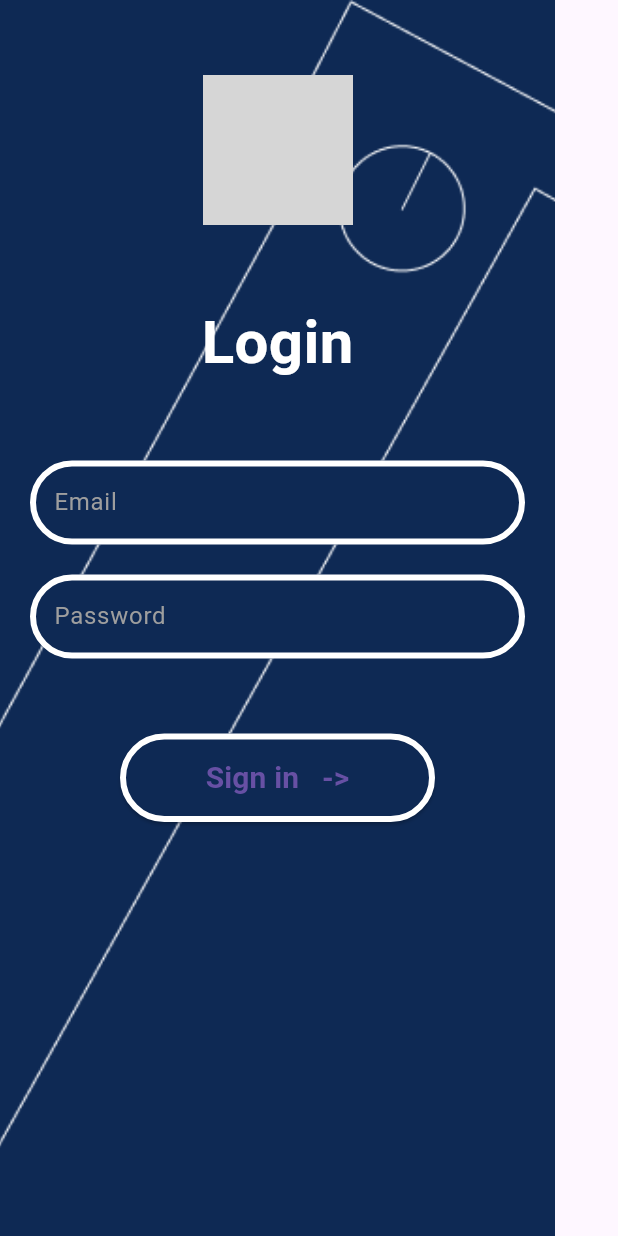
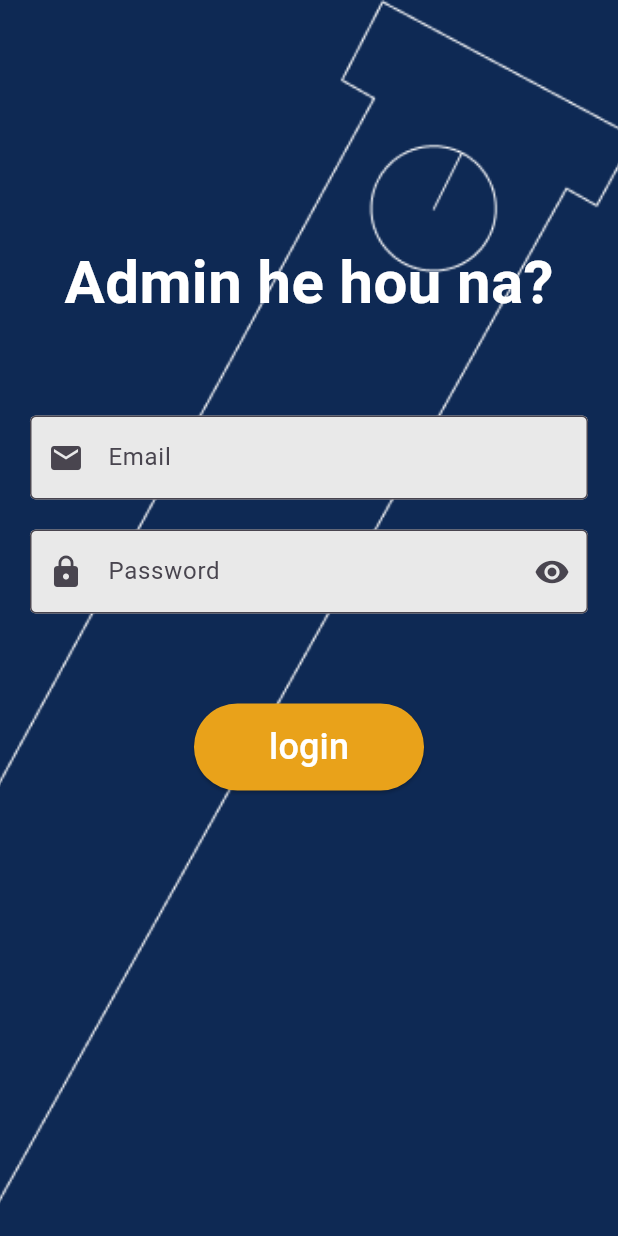
Before and after one commit to mujtabafromthedarkside/Time-Table-App, a Flutter app: the Login screen opened directly, on a phone screen of 412 x 824 dp. Run offline on Flutter 3.47's test engine with Material 3 defaults, Android fonts, the phone set to English and light mode, and no system bars; our stand-ins replace flutter_colorpicker; grey boxes are pictures that could not be loaded.

Commit message:
Added login button, made the login page better, added sidebar

```diff
--- a/lib/screens/LandingPage.dart
+++ b/lib/screens/LandingPage.dart
@@ -33,7 +33,7 @@ class LandingPage extends StatelessWidget {
                   shape: RoundedRectangleBorder(
                       borderRadius: BorderRadius.circular(30)
                   ),
-                  backgroundColor: Color(0xFF357C93),
+                  backgroundColor: Color(0xFFE9A21A),
                   padding: EdgeInsets.only(left: 50, top: 12, right: 50, bottom: 12),
                 ),
               ),
@@ -55,9 +55,9 @@ class LandingPage extends StatelessWidget {
         "end_time": "12:00",
         "venue":"LH3 FCSE",
         "subject":"CS221"};
-      final jsonData = await getterAPIWithDataPOST(url, data: dataToSend);
+      //final jsonData = await getterAPIWithDataPOST(url, data: dataToSend);
 
-      print(jsonData);
+      //print(jsonData);
 
       Navigator.pushReplacement(
         context,
--- a/lib/screens/login.dart
+++ b/lib/screens/login.dart
@@ -13,6 +13,10 @@ class Login extends StatefulWidget {
 }
 
 class _LoginState extends State<Login>{
+  final _formfield = GlobalKey<FormState>();
+  final emailController = TextEditingController();
+  final passController = TextEditingController();
+  bool passToggle = true;
   @override
   Widget build(BuildContext context){
     return Scaffold(
@@ -28,105 +32,90 @@ class _LoginState extends State<Login>{
         child: SingleChildScrollView(
           child: Column(
             children: [
-              SizedBox(height: 50),
-              Image(image: AssetImage(
-                "lib/assets/gikilogo.png",
-              ),
-                height: 100,
-                width: 100,
-              ),
-              SizedBox(height: 50),
+              // Image(image: AssetImage(
+              //   "lib/assets/gikilogo.png",
+              // ),
+              //   height: 100,
+              //   width: 100,
+              // ),
+              SizedBox(height: 160),
               Text(
-                'Login',
+                'Admin he hou na?',
                 style: TextStyle(
                   color: Colors.white,
                   fontSize: 40,
                   fontWeight: FontWeight.bold,
                 ),
               ),
-              SizedBox(height: 50),
-              Container(
-                width: 370,
+              SizedBox(height: 60),
+              Padding(
+                padding: const EdgeInsets.only(left: 20, right: 20),
+                child: Form(
+                    key: _formfield,
                     child: Column(
+                      crossAxisAlignment: CrossAxisAlignment.center,
+                      mainAxisAlignment: MainAxisAlignment.center,
                       children: [
-                    Padding(
-                      padding: EdgeInsets.symmetric(horizontal: 20),
-                      child: TextField(
-                        style: TextStyle(color: Colors.white),
+                        TextFormField(
+                          keyboardType: TextInputType.emailAddress,
+                          controller: emailController,
                           decoration: InputDecoration(
-                          hintText: 'Email',
-                          hintStyle: TextStyle(color: Colors.grey), // Set hint color to gray
+                            labelText: "Email",
+                            border: OutlineInputBorder(),
+                            prefixIcon: Icon(Icons.email),
                             filled: true,
-                          fillColor: backgroundColor, // Set background color to white
-                          enabledBorder: OutlineInputBorder(
-                            borderRadius: BorderRadius.circular(30),
-                            borderSide: BorderSide(color: Colors.white,width: 4),
+                            fillColor: Color(0xffE9E9E9),
                           ),
-                          focusedBorder: OutlineInputBorder(
-                            borderSide: BorderSide(color: Colors.blue,width: 4),
-                            borderRadius: BorderRadius.circular(50),
-                          ),
-                        ),
-                      ),
+                          validator: (value){
+                            if(value!.isEmpty){
+                              return "Enter email";
+                            }
+                          },
                         ),
                         SizedBox(height: 20),
-                    Padding(
-                      padding: EdgeInsets.symmetric(horizontal: 20),
-                      child: TextField(
-                        style: TextStyle(color: Colors.white),
+                        TextFormField(
+                          keyboardType: TextInputType.visiblePassword,
+                          controller: passController,
+                          obscureText: passToggle,
                           decoration: InputDecoration(
-                          hintText: 'Password',
-                          hintStyle: TextStyle(color: Colors.grey), // Set hint color to gray
+                              labelText: "Password",
+                              border: OutlineInputBorder(),
                               filled: true,
-                          fillColor: backgroundColor, // Set background color to white
-                          enabledBorder: OutlineInputBorder(
-                            borderRadius: BorderRadius.circular(30),
-                            borderSide: BorderSide(color: Colors.white,width: 4),
+                              fillColor: Color(0xffE9E9E9),
+                              prefixIcon: Icon(Icons.lock),
+                              suffixIcon: InkWell(
+                                onTap: (){
+                                  setState(() {
+                                    passToggle = !passToggle;
+                                  });
+                                },
+                                child: Icon(passToggle ? Icons.visibility : Icons.visibility_off),
+                              )
                           ),
-                          focusedBorder: OutlineInputBorder(
-                            borderSide: BorderSide(color: Colors.blue,width: 4),
-                            borderRadius: BorderRadius.circular(50),
+                          validator: (value){
+                            if(value!.isEmpty){
+                              return "Enter password";
+                            }
+                          },
                         ),
+                        SizedBox(height: 60),
+                        ElevatedButton(
+                          onPressed: () {
+
+                          },
+                          child: Text('login', style: TextStyle(fontSize: 24, color: Colors.white), ),
+                          style: ElevatedButton.styleFrom(
+                            shape: RoundedRectangleBorder(
+                                borderRadius: BorderRadius.circular(30)
                             ),
-                      ),
-                    ),
-                    SizedBox(height: 50),
-                    Padding(
-                      padding: EdgeInsets.symmetric(horizontal: 80),
-                      child: SizedBox(
-                        width: double.infinity,
-                        child: Container(
-                          width: 150,
-                          child: ElevatedButton(
-                            onPressed: () {
-                              Navigator.pushReplacement(
-                                context,
-                                MaterialPageRoute(
-                                  builder: (context) => TimeTablePage(),
-                                ),
-                              );
-                              //to be yet implemented
-                            },
-                            child: Text('Sign in   ->',style: TextStyle(
-                              fontSize: 20,
-                              fontWeight: FontWeight.bold,
-                            ),),
-                            style: ElevatedButton.styleFrom(
-                              primary: backgroundColor,
-                              padding: EdgeInsets.symmetric(vertical: 15),
-                              shape: RoundedRectangleBorder(
-                                borderRadius: BorderRadius.circular(50),
-                                side: BorderSide(color: Colors.white,width: 4),
-                              ),
-                            ),
-                          ),
-                        ),
+                            backgroundColor: Color(0xFFE9A21A),
+                            padding: EdgeInsets.only(left: 50, top: 12, right: 50, bottom: 12),
                           ),
                         ),
                       ],
+                    )
                 ),
               ),
-              SizedBox(height: 20),
             ],
           ),
         ),
```
Also changed, not shown: lib/screens/SideBar.dart (added, +29 -0 lines), lib/screens/TimeTablePageNew.dart (+36 -2 lines). Lines whose indentation alone changed are shown as unchanged.
